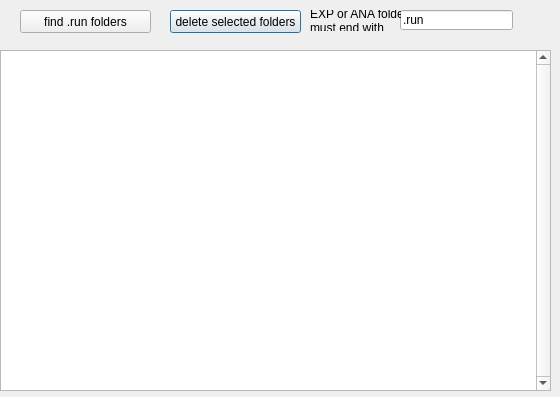
Old version of the form QtDesign/FileManagementForm.ui in the repository johnmgregoire/JCAPDataProcess.
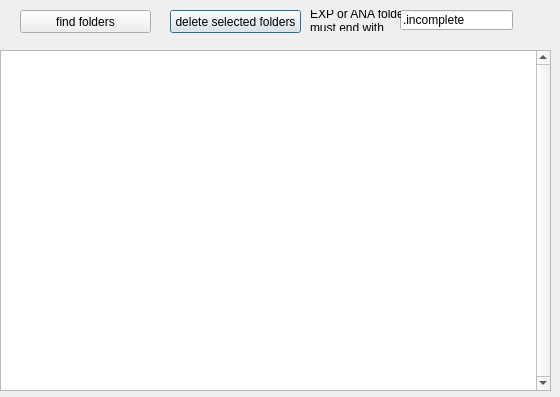
New version of the form.

What changed in the file:
```diff
--- a/QtDesign/FileManagementForm.ui
+++ b/QtDesign/FileManagementForm.ui
@@ -72,7 +72,7 @@
     </rect>
    </property>
    <property name="text">
-    <string>find .run folders</string>
+    <string>find folders</string>
    </property>
   </widget>
   <widget class="QLineEdit" name="endswithLineEdit">
@@ -85,7 +85,7 @@
     </rect>
    </property>
    <property name="text">
-    <string>.run</string>
+    <string>.incomplete</string>
    </property>
   </widget>
   <widget class="QLabel" name="label">
```
